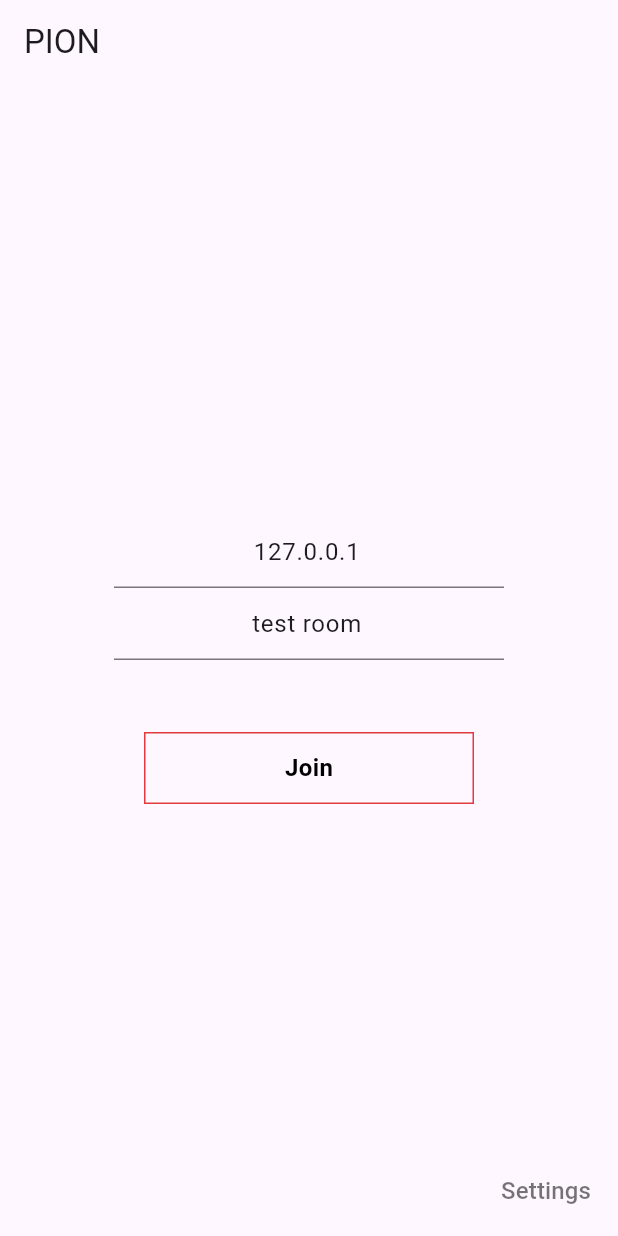
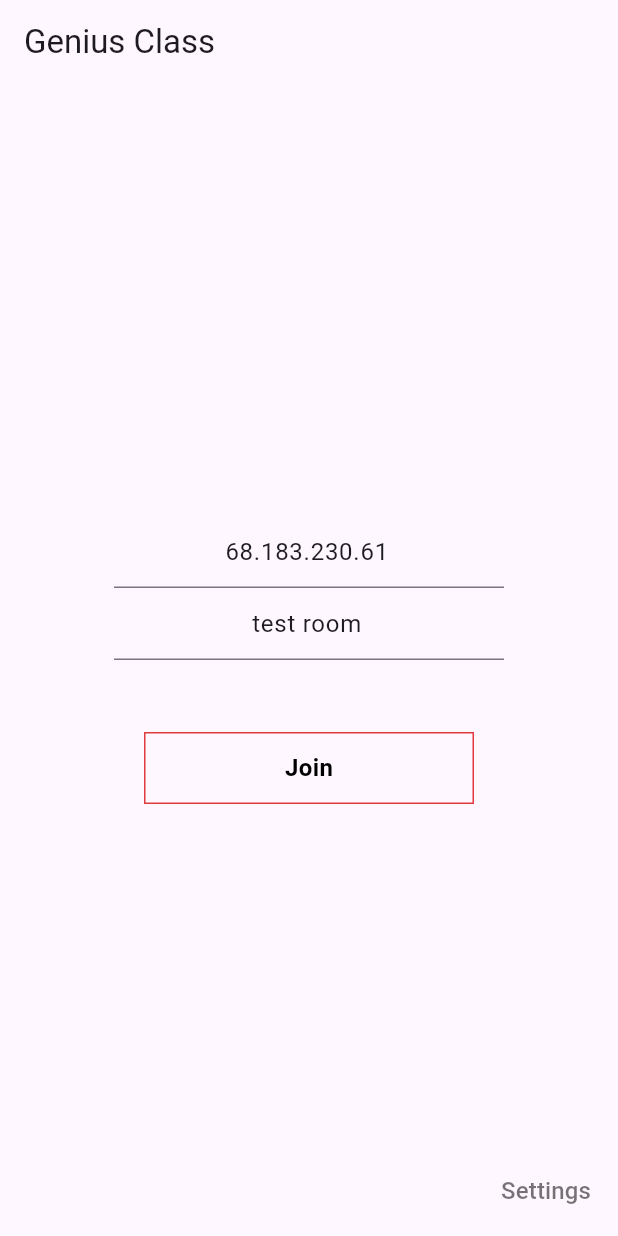
Before and after one commit to MirInjamamul/geniusAppClient, a Flutter app: the screen it shows after launch, on a phone screen of 412 x 824 dp. Run offline on Flutter 3.47's test engine with Material 3 defaults, Android fonts, the phone set to English and light mode, and no system bars; our stand-ins replace community_material_icon, date_format, get, permission_handler, shared_preferences; missing offline and left inert: flutter_webrtc, grpc.

Commit message:
port pointed to 5551

```diff
--- a/lib/pages/login/login_page.dart
+++ b/lib/pages/login/login_page.dart
@@ -25,7 +25,7 @@ class LoginController extends GetxController {
   void onInit() async {
     super.onInit();
     prefs = await SharedPreferences.getInstance();
-    _server.value = prefs.getString('server') ?? '127.0.0.1';
+    _server.value = prefs.getString('server') ?? '68.183.230.61';
     _sid.value = prefs.getString('room') ?? 'test room';
   }
 
@@ -157,7 +157,7 @@ class LoginView extends GetView<LoginController> {
       return Scaffold(
           appBar: orientation == Orientation.portrait
               ? AppBar(
-                  title: Text('PION'),
+                  title: const Text('Genius Class'),
                 )
               : null,
           body: Stack(children: <Widget>[
--- a/lib/pages/meeting/meeting_page.dart
+++ b/lib/pages/meeting/meeting_page.dart
@@ -109,7 +109,7 @@ class MeetingController extends GetxController {
     //if this client is hosted as a website, using https, the ion-backend has to be
     //reached via wss. So the address should be for example:
     //https://your-backend-address.com
-    var host = prefs.getString('server') ?? '127.0.0.1';
+    var host = prefs.getString('server') ?? '68.183.230.61';
     host = 'http://' + host + ':5551';
     //join room
     name.value = prefs.getString('display_name') ?? 'Guest';
@@ -745,7 +745,7 @@ class MeetingView extends GetView<MeetingController> {
                           margin: EdgeInsets.all(0.0),
                           child: Center(
                             child: Obx(() => Text(
-                                  'ION Conference [${controller.rid.value}]',
+                                  'Genius Conference [${controller.rid.value}]',
                                   style: TextStyle(
                                     color: Colors.white,
                                     fontSize: 18.0,
```
Also changed, not shown: 1 other file.
